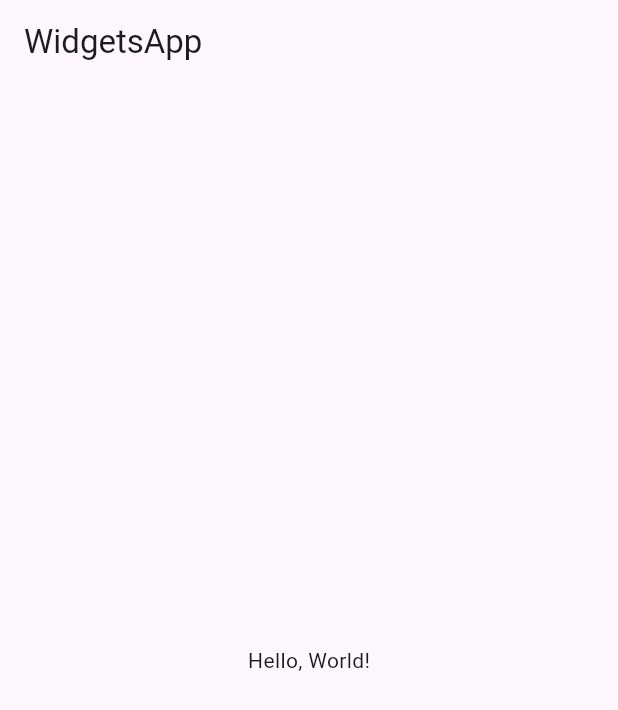
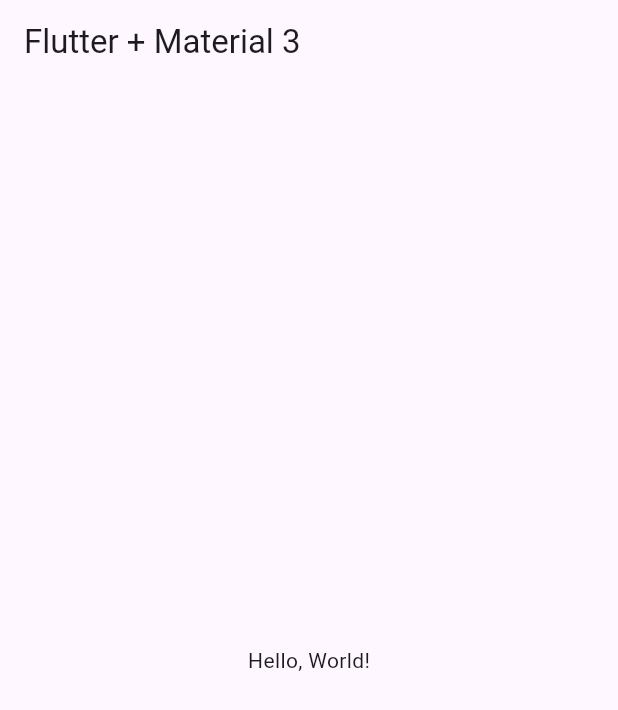
Before and after one commit to tripleP16/widgets_app, a Flutter app: the screen it shows after launch, on a phone screen of 412 x 824 dp. Shown: the top 710 px of the screen. Run offline on Flutter 3.47's test engine with Material 3 defaults, Android fonts, the phone set to English and light mode, and no system bars.

Commit message:
home screen implemented

```diff
--- a/lib/config/theme/app_theme.dart
+++ b/lib/config/theme/app_theme.dart
@@ -29,6 +29,8 @@ class AppTheme {
         assert(selectedColor < colorList.length - 1,
             'selectedColor must be less than ${colorList.length}');
 
-  ThemeData getTheme() =>
-      ThemeData(useMaterial3: true, colorSchemeSeed: colorList[selectedColor]);
+  ThemeData getTheme() => ThemeData(
+      useMaterial3: true,
+      colorSchemeSeed: colorList[selectedColor],
+      appBarTheme: const AppBarTheme(centerTitle: false));
 }
--- a/lib/main.dart
+++ b/lib/main.dart
@@ -1,5 +1,6 @@
 import 'package:flutter/material.dart';
 import 'package:widgets_app/config/theme/app_theme.dart';
+import 'package:widgets_app/presentation/screens/home/home_screen.dart';
 
 void main() {
   runApp(const WidgetsApp());
@@ -11,15 +12,8 @@ class WidgetsApp extends StatelessWidget {
   @override
   Widget build(BuildContext context) {
     return MaterialApp(
-      debugShowCheckedModeBanner: false,
-      theme: AppTheme(selectedColor: 10).getTheme(),
-      home: Scaffold(
-          appBar: AppBar(
-            title: const Text('WidgetsApp'),
-          ),
-          body: const Center(
-            child: Text('Hello, World!'),
-          )),
-    );
+        debugShowCheckedModeBanner: false,
+        theme: AppTheme(selectedColor: 10).getTheme(),
+        home: const HomeScreen());
   }
 }
--- /dev/null
+++ b/lib/presentation/screens/home/home_screen.dart
@@ -0,0 +1,19 @@
+import 'package:flutter/material.dart';
+
+class HomeScreen extends StatelessWidget {
+  const HomeScreen({super.key});
+
+  @override
+  Widget build(BuildContext context) {
+    return Scaffold(
+      appBar: AppBar(
+        title: const Text(
+          'Flutter + Material 3',
+        ),
+      ),
+      body: const Center(
+        child: Text('Hello, World!'),
+      ),
+    );
+  }
+}
```
Also changed, not shown: lib/config/menu/menu_items.dart (added, +27 -0 lines).
